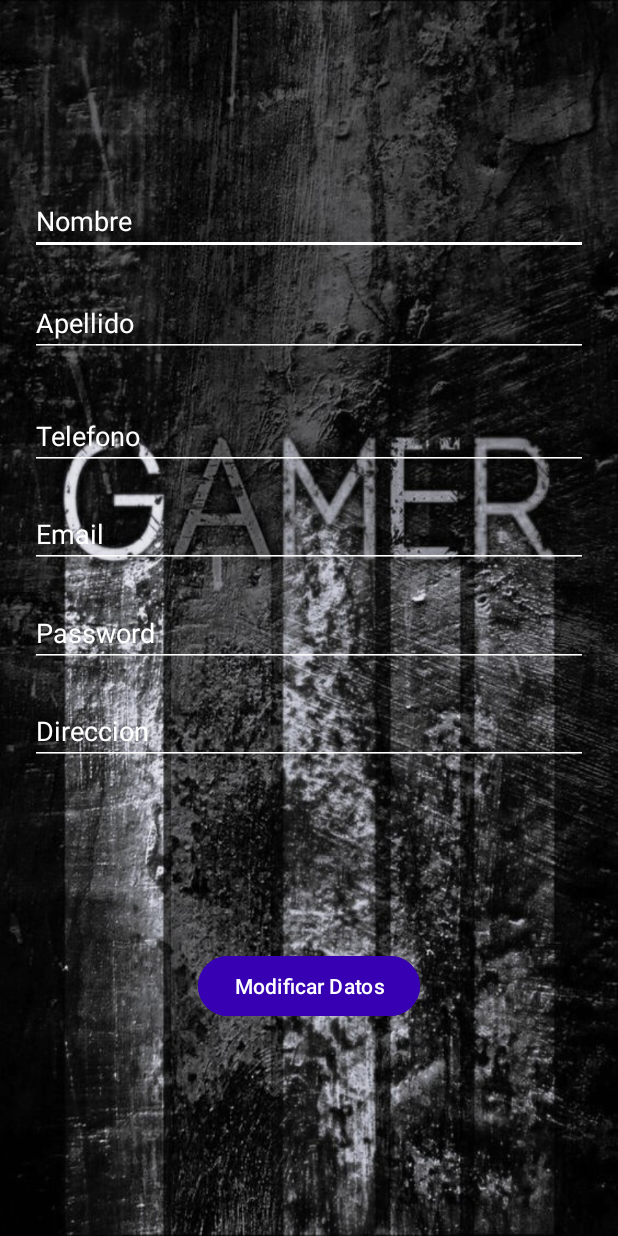
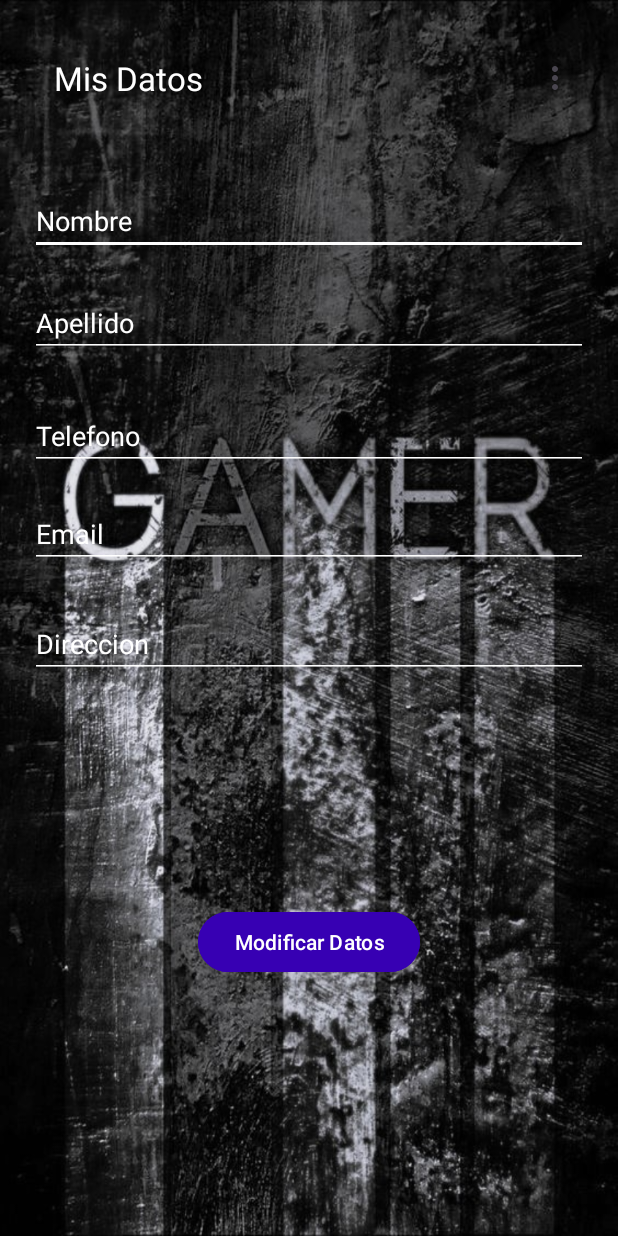
Before and after one commit to jdg3092/GamersHub, an Android app: the fragment ProfileInfoAccountFragment shown on its own in the app's theme, on a phone screen of 412 x 824 dp. Run offline under Robolectric (Android 15) with nearby library versions, the phone set to English and light mode, and no system bars; our stand-ins replace Firebase (no records; nobody signed in at launch, a user with empty details on screens opened directly).

Commit message:
Update ProfileInfo and others

```diff
--- a/app/src/main/java/com/example/gamershub/model/User.kt
+++ b/app/src/main/java/com/example/gamershub/model/User.kt
@@ -6,7 +6,6 @@ class User(
     var nombre: String? = null,
     var apellido: String? = null,
     var correo: String? = null,
-    var password: String? = null,
     var telefono: String? = null,
     var direccion: String? = null
 ): Serializable {
--- a/app/src/main/java/com/example/gamershub/ui/fragment/ProfileInfoAccountFragment.kt
+++ b/app/src/main/java/com/example/gamershub/ui/fragment/ProfileInfoAccountFragment.kt
@@ -1,14 +1,31 @@
 package com.example.gamershub.ui.fragment
 
+import android.content.Context
 import android.os.Bundle
 import android.view.LayoutInflater
 import android.view.View
 import android.view.ViewGroup
 import androidx.fragment.app.Fragment
+import androidx.navigation.fragment.findNavController
+import com.example.gamershub.R
 import com.example.gamershub.databinding.FragmentProfileinfoaccountBinding
+import com.example.gamershub.model.User
+import com.google.android.material.snackbar.Snackbar
+import com.google.firebase.auth.FirebaseAuth
+import com.google.firebase.database.FirebaseDatabase
 
-class ProfileInfoAccountFragment: Fragment() {
+class ProfileInfoAccountFragment : Fragment() {
     private lateinit var binding: FragmentProfileinfoaccountBinding
+    private lateinit var auth: FirebaseAuth
+    private lateinit var database: FirebaseDatabase
+
+    override fun onAttach(context: Context) {
+        super.onAttach(context)
+        auth = FirebaseAuth.getInstance()
+        database =
+            FirebaseDatabase.getInstance("https://gamershub-5a2e5-default-rtdb.europe-west1.firebasedatabase.app/")
+    }
+
     override fun onCreateView(
         inflater: LayoutInflater,
         container: ViewGroup?,
@@ -18,5 +35,56 @@ class ProfileInfoAccountFragment: Fragment() {
         return binding.root
     }
 
+    override fun onStart() {
+        super.onStart()
+        binding.toolbarPerfilInfo.inflateMenu(R.menu.menu_perfil)
+        binding.toolbarPerfilInfo.setOnMenuItemClickListener {
+            when(it.itemId){
+                R.id.volverMainFragmnet ->{
+                    findNavController().navigate(R.id.action_profileInfoAccountFragment_to_mainFragment)
+                    return@setOnMenuItemClickListener true
+                }
+            }
+            return@setOnMenuItemClickListener true
+        }
+
+        val currentuser = auth.currentUser?.uid
+        if (currentuser != null) {
+            val reference = database.reference.child("users").child(currentuser)
+            // Cargar datos desde la BBDD
+            reference.get().addOnSuccessListener { snapshot ->
+                val user = snapshot.getValue(User::class.java)
+                if (user != null) {
+                    binding.editNombre.setText(user.nombre)
+                    binding.editApellido.setText(user.apellido)
+                    binding.editTelefono.setText(user.telefono)
+                    binding.editEmail.setText(user.correo)
+                    binding.editEmail.isEnabled = false // No editable
+                    binding.editDireccion.setText(user.direccion)
+                }
+            }
+
+            // Guardar cambios en la BBDD
+            binding.btnModificar.setOnClickListener {
+                val updatedUser = User(
+                    nombre = binding.editNombre.text.toString(),
+                    apellido = binding.editApellido.text.toString(),
+                    correo = binding.editEmail.text.toString(),
+                    telefono = binding.editTelefono.text.toString(),
+                    direccion = binding.editDireccion.text.toString()
+                )
+                reference.setValue(updatedUser).addOnCompleteListener {
+                    Snackbar.make(binding.root, "Cambios guardados", Snackbar.LENGTH_SHORT).show()
+                }.addOnFailureListener {
+                    Snackbar.make(
+                        binding.root,
+                        "Error al guardar los cambios",
+                        Snackbar.LENGTH_SHORT
+                    ).show()
+                }
+
+            }
+        }
+    }
 
 }
--- a/app/src/main/res/layout/fragment_profileinfoaccount.xml
+++ b/app/src/main/res/layout/fragment_profileinfoaccount.xml
@@ -6,6 +6,16 @@
     android:layout_height="match_parent"
     android:background="@drawable/fondoprofile"
     android:padding="20dp">
+
+    <androidx.appcompat.widget.Toolbar
+        app:title="Mis Datos"
+        app:titleTextColor="@android:color/white"
+        android:id="@+id/toolbarPerfilInfo"
+        android:layout_width="0dp"
+        android:layout_height="wrap_content"
+        app:layout_constraintEnd_toEndOf="parent"
+        app:layout_constraintStart_toStartOf="parent"
+        app:layout_constraintTop_toTopOf="parent" />
 
     <EditText
         android:id="@+id/editNombre"
@@ -67,13 +77,13 @@
         app:layout_constraintTop_toBottomOf="@+id/editNombre"
         app:layout_constraintVertical_bias="0.278" />
 
+
     <EditText
-        android:id="@+id/editPass"
+        android:id="@+id/editDireccion"
         android:layout_width="match_parent"
         android:layout_height="wrap_content"
         android:backgroundTint="@color/white"
-        android:hint="Password"
-        android:inputType="textPassword"
+        android:hint="Direccion"
         android:textColor="@color/white"
         android:textColorHint="@color/white"
         app:layout_constraintBottom_toBottomOf="parent"
@@ -81,22 +91,7 @@
         app:layout_constraintHorizontal_bias="0.0"
         app:layout_constraintStart_toStartOf="parent"
         app:layout_constraintTop_toBottomOf="@+id/editNombre"
-        app:layout_constraintVertical_bias="0.39" />
-
-    <EditText
-        android:id="@+id/editDireccion"
-        android:layout_width="match_parent"
-        android:layout_height="wrap_content"
-        android:backgroundTint="@color/white"
-        android:hint="Direccion"
-        android:inputType="textPassword"
-        android:textColor="@color/white"
-        android:textColorHint="@color/white"
-        app:layout_constraintBottom_toBottomOf="parent"
-        app:layout_constraintEnd_toEndOf="parent"
-        app:layout_constraintHorizontal_bias="0.0"
-        app:layout_constraintStart_toStartOf="parent"
-        app:layout_constraintTop_toBottomOf="@+id/editNombre" />
+        app:layout_constraintVertical_bias="0.402" />
 
     <Button
         android:id="@+id/btnModificar"
--- /dev/null
+++ b/app/src/main/res/menu/menu_perfil.xml
@@ -0,0 +1,8 @@
+<?xml version="1.0" encoding="utf-8"?>
+<menu xmlns:android="http://schemas.android.com/apk/res/android">
+    <item
+        android:id="@+id/volverMainFragmnet"
+        android:title="Volver Pantalla Principal"
+        />
+
+</menu>
```
Also changed, not shown: app/src/main/java/com/example/gamershub/ui/fragment/MainFragment.kt (+7 -2 lines), app/src/main/java/com/example/gamershub/ui/fragment/RegisterFragment.kt (+12 -9 lines), app/src/main/res/layout/fragment_main.xml (+9 -0 lines), app/src/main/res/menu/menu_main.xml (deleted, +0 -10 lines), app/src/main/res/navigation/nav_graph.xml (+14 -1 lines).
